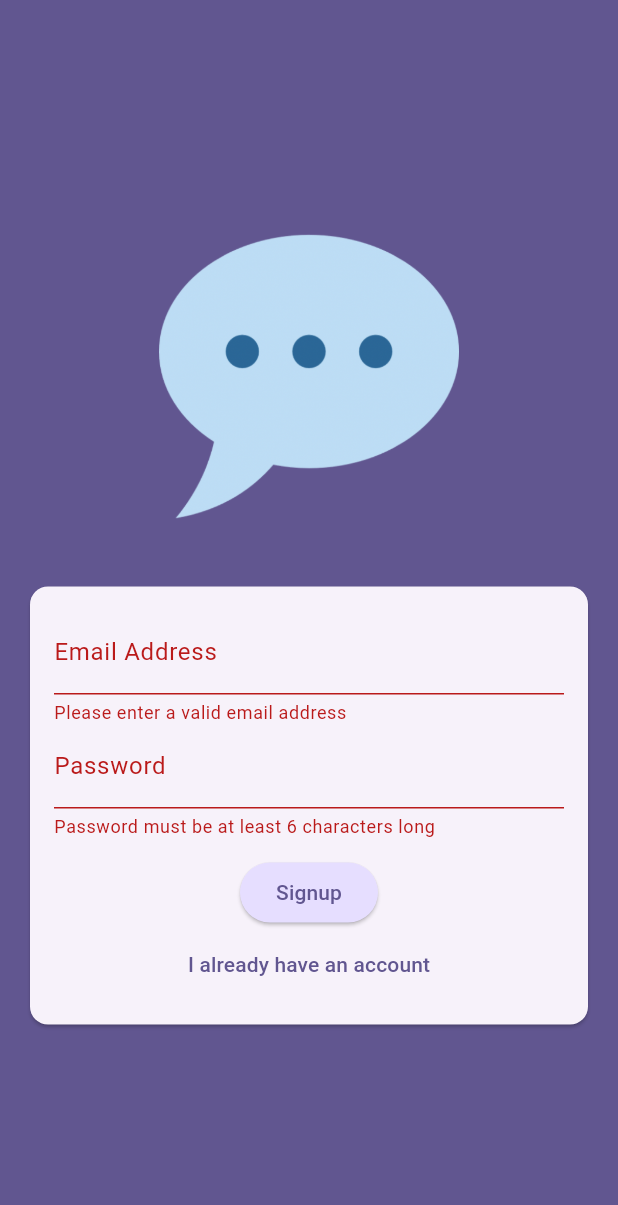
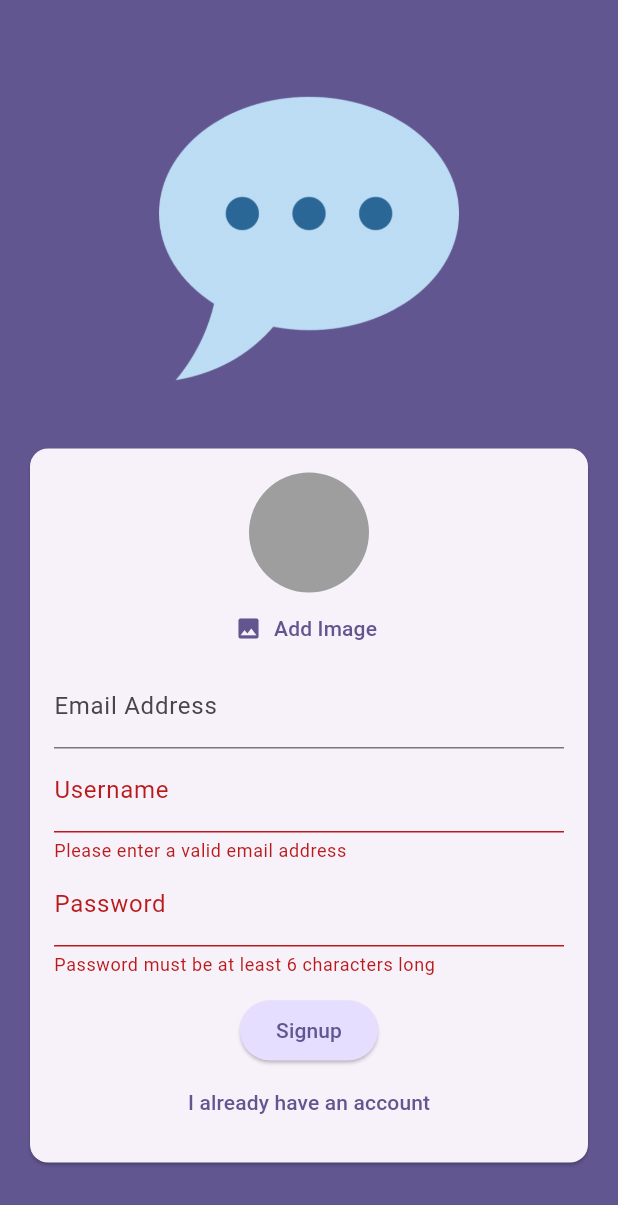
Before and after one commit to SenadinPuce/chat_app, a Flutter app: the screen it shows after launch, after a tap on "Login", after a tap on "Create an account", on a phone screen of 412 x 824 dp. Shown: the top 1205 px of the screen. Run offline on Flutter 3.47's test engine with Material 3 defaults, Android fonts, the phone set to English and light mode, and no system bars; our stand-ins replace cloud_firestore, firebase_auth, firebase_core, firebase_storage, image_picker; accounts and stored records are empty.

Commit message:
Add image upload feature

```diff
--- a/lib/screens/auth.dart
+++ b/lib/screens/auth.dart
@@ -1,5 +1,10 @@
+import 'dart:io';
+
 import 'package:flutter/material.dart';
+import 'package:cloud_firestore/cloud_firestore.dart';
+import 'package:firebase_storage/firebase_storage.dart';
 import 'package:firebase_auth/firebase_auth.dart';
+import 'package:chat_app/widgets/user_image_picker.dart';
 
 final _firebase = FirebaseAuth.instance;
 
@@ -13,27 +18,49 @@ class AuthScreen extends StatefulWidget {
 class _AuthScreenState extends State<AuthScreen> {
   final _form = GlobalKey<FormState>();
 
+  bool _isLogin = true;
   var _enteredEmail = '';
   var _enteredPassword = '';
-
-  bool _isLogin = true;
+  var _enteredUsername = '';
+  File? _selectedImage;
+  bool _isAuthenticating = false;
 
   void _submit() async {
     final isValid = _form.currentState!.validate();
 
-    if (!isValid) {
+    if (!isValid || (!_isLogin && _selectedImage == null)) {
       return;
     }
 
     _form.currentState!.save();
 
     try {
+      setState(() {
+        _isAuthenticating = true;
+      });
       if (_isLogin) {
         final userCredentials = await _firebase.signInWithEmailAndPassword(
             email: _enteredEmail, password: _enteredPassword);
       } else {
         final userCredentials = await _firebase.createUserWithEmailAndPassword(
             email: _enteredEmail, password: _enteredPassword);
+
+        final storageRef = FirebaseStorage.instance
+            .ref()
+            .child('user_images')
+            .child('${userCredentials.user!.uid}.jpg');
+
+        await storageRef.putFile(_selectedImage!);
+        final imageUrl = await storageRef.getDownloadURL();
+
+        await FirebaseFirestore.instance
+            .collection('users')
+            .doc(userCredentials.user!.uid)
+            .set({
+          'username': _enteredUsername,
+          'email': _enteredEmail,
+          'image_url': imageUrl,
+        });
       }
     } on FirebaseAuthException catch (error) {
       if (mounted) {
@@ -42,6 +69,9 @@ class _AuthScreenState extends State<AuthScreen> {
           content: Text(error.message ?? 'Authentication failed.'),
         ));
       }
+      setState(() {
+        _isAuthenticating = false;
+      });
     }
   }
 
@@ -74,6 +104,12 @@ class _AuthScreenState extends State<AuthScreen> {
                       child: Column(
                         mainAxisSize: MainAxisSize.min,
                         children: [
+                          if (!_isLogin)
+                            UserImagePicker(
+                              onPickImage: (pickedImage) {
+                                _selectedImage = pickedImage;
+                              },
+                            ),
                           TextFormField(
                             decoration: const InputDecoration(
                               labelText: 'Email Address',
@@ -92,6 +128,24 @@ class _AuthScreenState extends State<AuthScreen> {
                             },
                             onSaved: (value) {
                               _enteredEmail = value!;
+                            },
+                          ),
+                          if (!_isLogin)
+                            TextFormField(
+                              decoration: const InputDecoration(
+                                labelText: 'Username',
+                              ),
+                              enableSuggestions: false,
+                              validator: (value) {
+                                if (value == null ||
+                                    value.isEmpty ||
+                                    value.trim().length < 4) {
+                                  return 'Username must be at least 4 characters long';
+                                }
+                                return null;
+                              },
+                              onSaved: (value) {
+                                _enteredUsername = value!;
                               },
                             ),
                           TextFormField(
@@ -113,14 +167,19 @@ class _AuthScreenState extends State<AuthScreen> {
                           const SizedBox(
                             height: 12,
                           ),
+                          if (_isAuthenticating)
+                            const CircularProgressIndicator(),
+                          if (!_isAuthenticating)
                             ElevatedButton(
                               onPressed: _submit,
                               style: ElevatedButton.styleFrom(
                                 backgroundColor: Theme.of(context)
                                     .colorScheme
-                                    .primaryContainer),
+                                    .primaryContainer,
+                              ),
                               child: Text(_isLogin ? 'Login' : 'Signup'),
                             ),
+                          if (!_isAuthenticating)
                             TextButton(
                               onPressed: () {
                                 setState(() {
--- /dev/null
+++ b/lib/widgets/user_image_picker.dart
@@ -0,0 +1,59 @@
+import 'dart:io';
+
+import 'package:flutter/material.dart';
+import 'package:image_picker/image_picker.dart';
+
+class UserImagePicker extends StatefulWidget {
+  const UserImagePicker({super.key, required this.onPickImage});
+
+  final void Function(File pickedImage) onPickImage;
+
+  @override
+  State<StatefulWidget> createState() {
+    return _UserImagePickerState();
+  }
+}
+
+class _UserImagePickerState extends State<UserImagePicker> {
+  File? _pickedImageFile;
+
+  void _pickImage() async {
+    final pickedImage = await ImagePicker().pickImage(
+      source: ImageSource.camera,
+      imageQuality: 50,
+      maxWidth: 150,
+    );
+
+    if (pickedImage == null) return;
+
+    setState(() {
+      _pickedImageFile = File(pickedImage.path);
+    });
+
+    widget.onPickImage(_pickedImageFile!);
+  }
+
+  @override
+  Widget build(BuildContext context) {
+    return Column(
+      children: [
+        CircleAvatar(
+          radius: 40,
+          backgroundColor: Colors.grey,
+          backgroundImage:
+              _pickedImageFile != null ? FileImage(_pickedImageFile!) : null,
+        ),
+        TextButton.icon(
+          onPressed: _pickImage,
+          icon: const Icon(Icons.image),
+          label: Text(
+            'Add Image',
+            style: TextStyle(
+              color: Theme.of(context).colorScheme.primary,
+            ),
+          ),
+        ),
+      ],
+    );
+  }
+}
--- a/pubspec.yaml
+++ b/pubspec.yaml
@@ -37,6 +37,9 @@ dependencies:
   cupertino_icons: ^1.0.6
   firebase_core: ^3.3.0
   firebase_auth: ^5.1.4
+  firebase_storage: ^12.2.0
+  image_picker: ^1.1.2
+  cloud_firestore: ^5.3.0
 
 dev_dependencies:
   flutter_test:
```
Also changed, not shown: pubspec.lock, 5 other files. Lines whose indentation alone changed are shown as unchanged.
